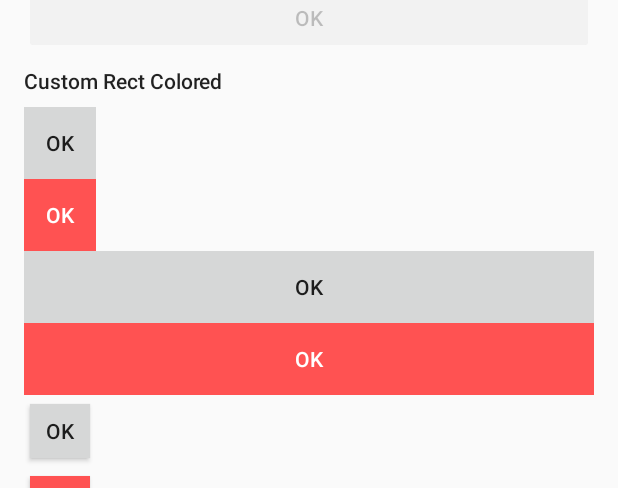
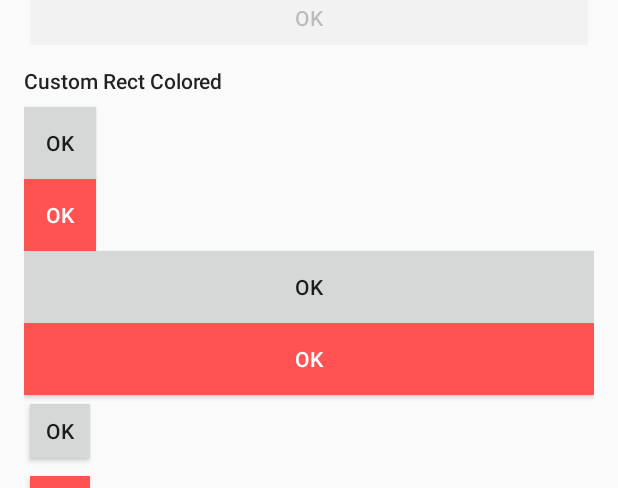
Before and after one commit to giaquino/Pastel, an Android app: the layout button_activity.xml on its own in the app's theme, with its tools: preview values and no code run, on a phone screen of 412 x 824 dp. Shown: the part 359-847 px from the top of the screen. Run offline under Robolectric (Android 15) with nearby library versions, the phone set to English and light mode, and no system bars.

Commit message:
Don't remove StateListAnimator

```diff
--- a/pastel-buttons-rect-outline/src/main/res/values-v23/styles_rect_outline.xml
+++ b/pastel-buttons-rect-outline/src/main/res/values-v23/styles_rect_outline.xml
@@ -4,13 +4,11 @@
   <!-- NoInset -->
 
   <style name="Pastel.Button.NoInset.Rect.Outline.Colored" parent="Widget.AppCompat.Button.Colored">
-    <item name="android:stateListAnimator">@null</item>
     <item name="android:background">@drawable/pastel_button_noinset_rect_outline_colored</item>
     <item name="android:textAppearance">@style/TextAppearance.AppCompat.Widget.Button.Borderless.Colored</item>
   </style>
 
   <style name="Pastel.Button.NoInset.Rect.Outline.Small.Colored" parent="Widget.AppCompat.Button.Small">
-    <item name="android:stateListAnimator">@null</item>
     <item name="android:background">@drawable/pastel_button_noinset_rect_outline_colored</item>
     <item name="android:textAppearance">@style/TextAppearance.AppCompat.Widget.Button.Borderless.Colored</item>
   </style>
--- a/pastel-buttons-rect/src/main/res/values-v23/styles_rect.xml
+++ b/pastel-buttons-rect/src/main/res/values-v23/styles_rect.xml
@@ -4,25 +4,21 @@
   <!-- NoInset -->
 
   <style name="Pastel.Button.NoInset.Rect" parent="Widget.AppCompat.Button">
-    <item name="android:stateListAnimator">@null</item>
     <item name="android:background">@drawable/pastel_button_noinset_rect</item>
     <item name="android:textAppearance">@style/TextAppearance.AppCompat.Widget.Button</item>
   </style>
 
   <style name="Pastel.Button.NoInset.Rect.Colored" parent="Widget.AppCompat.Button.Colored">
-    <item name="android:stateListAnimator">@null</item>
     <item name="android:background">@drawable/pastel_button_noinset_rect_colored</item>
     <item name="android:textAppearance">@style/TextAppearance.AppCompat.Widget.Button.Colored</item>
   </style>
 
   <style name="Pastel.Button.NoInset.Rect.Small" parent="Widget.AppCompat.Button.Small">
-    <item name="android:stateListAnimator">@null</item>
     <item name="android:background">@drawable/pastel_button_noinset_rect</item>
     <item name="android:textAppearance">@style/TextAppearance.AppCompat.Widget.Button</item>
   </style>
 
   <style name="Pastel.Button.NoInset.Rect.Small.Colored" parent="Widget.AppCompat.Button.Small">
-    <item name="android:stateListAnimator">@null</item>
     <item name="android:background">@drawable/pastel_button_noinset_rect_colored</item>
     <item name="android:textAppearance">@style/TextAppearance.AppCompat.Widget.Button.Colored</item>
   </style>
```
